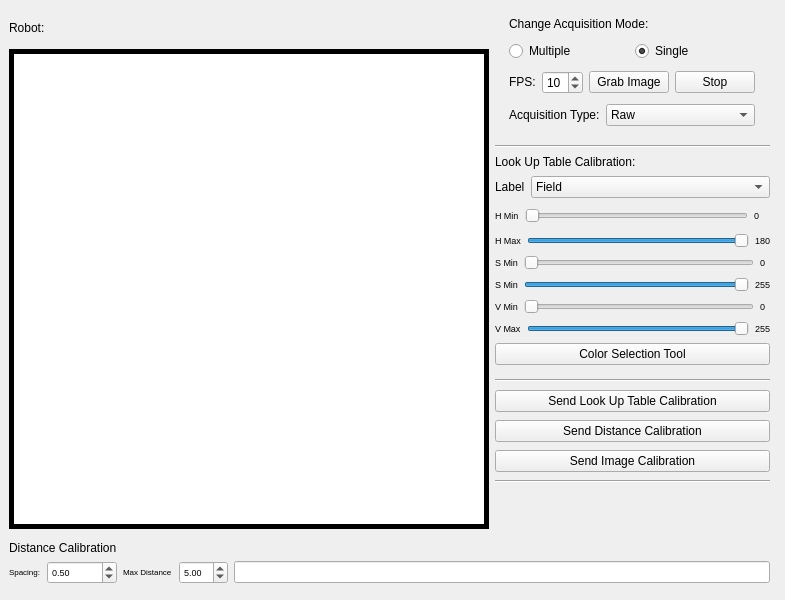
This is vision_calib/src/vision_calib.ui in minhoteam-msl/minho_team_tools as Qt 5 draws it before an edit. The edited form follows.
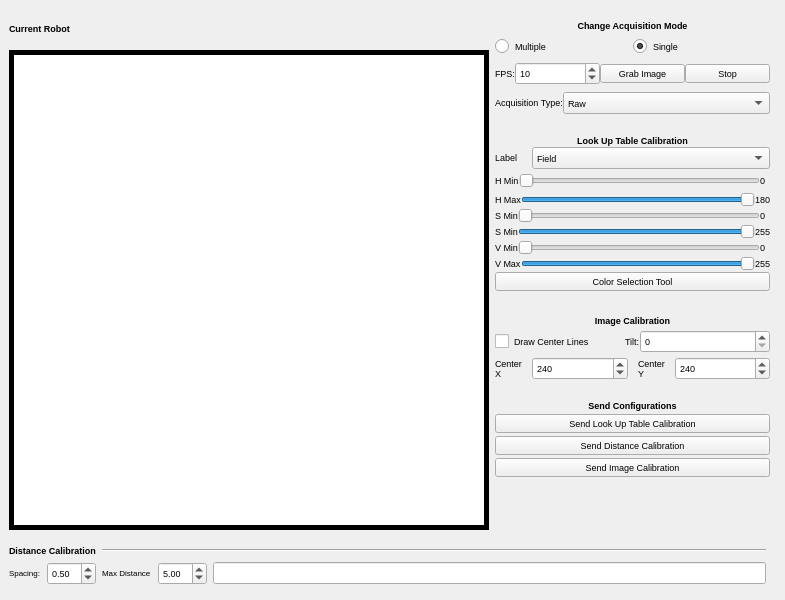
This is the edited form.

Commit message: GUI changes. Added support to imgConfig

Diff of the .ui file:
```diff
--- a/vision_calib/src/vision_calib.ui
+++ b/vision_calib/src/vision_calib.ui
@@ -26,8 +26,8 @@
    <string>MinhoTeam Vision Calibration</string>
   </property>
   <widget class="QWidget" name="centralwidget">
-   <layout class="QGridLayout" name="gridLayout_6">
-    <item row="0" column="0" rowspan="4">
+   <layout class="QGridLayout" name="gridLayout_7">
+    <item row="0" column="0" rowspan="5">
      <layout class="QGridLayout" name="gridLayout_5">
       <item row="1" column="0">
        <widget class="QGraphicsView" name="graphicsView">
@@ -70,7 +70,7 @@
            </font>
           </property>
           <property name="text">
-           <string>&lt;html&gt;&lt;head/&gt;&lt;body&gt;&lt;p&gt;&lt;span style=&quot; font-weight:400;&quot;&gt;Robot:&lt;/span&gt;&lt;/p&gt;&lt;/body&gt;&lt;/html&gt;</string>
+           <string>&lt;html&gt;&lt;head/&gt;&lt;body&gt;&lt;p&gt;&lt;span style=&quot; font-size:7pt; font-weight: 600;&quot;&gt;Current Robot&lt;/span&gt;&lt;/p&gt;&lt;/body&gt;&lt;/html&gt;</string>
           </property>
          </widget>
         </item>
@@ -90,7 +90,9 @@
           </property>
           <property name="font">
            <font>
-            <pointsize>9</pointsize>
+            <pointsize>7</pointsize>
+            <weight>50</weight>
+            <bold>false</bold>
            </font>
           </property>
           <property name="text">
@@ -107,19 +109,22 @@
     </item>
     <item row="0" column="1">
      <layout class="QGridLayout" name="gridLayout">
+      <property name="verticalSpacing">
+       <number>0</number>
+      </property>
       <item row="2" column="0">
        <layout class="QHBoxLayout" name="horizontalLayout_3">
         <item>
          <widget class="QLabel" name="label_7">
           <property name="sizePolicy">
-           <sizepolicy hsizetype="Maximum" vsizetype="Maximum">
+           <sizepolicy hsizetype="Maximum" vsizetype="Fixed">
             <horstretch>0</horstretch>
             <verstretch>0</verstretch>
            </sizepolicy>
           </property>
           <property name="font">
            <font>
-            <pointsize>9</pointsize>
+            <pointsize>7</pointsize>
             <weight>50</weight>
             <bold>false</bold>
            </font>
@@ -131,6 +136,13 @@
         </item>
         <item>
          <widget class="QSpinBox" name="spin_framerate">
+          <property name="font">
+           <font>
+            <pointsize>7</pointsize>
+            <weight>50</weight>
+            <bold>false</bold>
+           </font>
+          </property>
           <property name="minimum">
            <number>1</number>
           </property>
@@ -144,6 +156,13 @@
         </item>
         <item>
          <widget class="QPushButton" name="bt_grab">
+          <property name="font">
+           <font>
+            <pointsize>7</pointsize>
+            <weight>50</weight>
+            <bold>false</bold>
+           </font>
+          </property>
           <property name="text">
            <string>Grab Image</string>
           </property>
@@ -151,6 +170,13 @@
         </item>
         <item>
          <widget class="QPushButton" name="bt_stop">
+          <property name="font">
+           <font>
+            <pointsize>7</pointsize>
+            <weight>50</weight>
+            <bold>false</bold>
+           </font>
+          </property>
           <property name="text">
            <string>Stop</string>
           </property>
@@ -158,60 +184,19 @@
         </item>
        </layout>
       </item>
-      <item row="0" column="0">
-       <widget class="QLabel" name="label_3">
-        <property name="sizePolicy">
-         <sizepolicy hsizetype="Maximum" vsizetype="Maximum">
-          <horstretch>0</horstretch>
-          <verstretch>0</verstretch>
-         </sizepolicy>
-        </property>
-        <property name="font">
-         <font>
-          <pointsize>9</pointsize>
-          <weight>50</weight>
-          <bold>false</bold>
-         </font>
-        </property>
-        <property name="text">
-         <string>&lt;html&gt;&lt;head/&gt;&lt;body&gt;&lt;p&gt;Change Acquisition Mode:&lt;/p&gt;&lt;/body&gt;&lt;/html&gt;</string>
-        </property>
-       </widget>
-      </item>
-      <item row="1" column="0">
-       <layout class="QHBoxLayout" name="horizontalLayout_2">
-        <item>
-         <widget class="QRadioButton" name="radio_multiple">
-          <property name="text">
-           <string>Multiple</string>
-          </property>
-         </widget>
-        </item>
-        <item>
-         <widget class="QRadioButton" name="radio_single">
-          <property name="text">
-           <string>Single</string>
-          </property>
-          <property name="checked">
-           <bool>true</bool>
-          </property>
-         </widget>
-        </item>
-       </layout>
-      </item>
       <item row="3" column="0">
        <layout class="QHBoxLayout" name="horizontalLayout_4">
         <item>
          <widget class="QLabel" name="label_4">
           <property name="sizePolicy">
-           <sizepolicy hsizetype="Maximum" vsizetype="Maximum">
+           <sizepolicy hsizetype="Maximum" vsizetype="Fixed">
             <horstretch>0</horstretch>
             <verstretch>0</verstretch>
            </sizepolicy>
           </property>
           <property name="font">
            <font>
-            <pointsize>9</pointsize>
+            <pointsize>7</pointsize>
             <weight>50</weight>
             <bold>false</bold>
            </font>
@@ -223,6 +208,11 @@
         </item>
         <item>
          <widget class="QComboBox" name="combo_aqtype">
+          <property name="font">
+           <font>
+            <pointsize>7</pointsize>
+           </font>
+          </property>
           <item>
            <property name="text">
             <string>Raw</string>
@@ -247,14 +237,75 @@
         </item>
        </layout>
       </item>
+      <item row="0" column="0">
+       <widget class="QLabel" name="label_3">
+        <property name="sizePolicy">
+         <sizepolicy hsizetype="Preferred" vsizetype="Fixed">
+          <horstretch>0</horstretch>
+          <verstretch>0</verstretch>
+         </sizepolicy>
+        </property>
+        <property name="font">
+         <font>
+          <pointsize>9</pointsize>
+          <weight>50</weight>
+          <bold>false</bold>
+         </font>
+        </property>
+        <property name="text">
+         <string>&lt;html&gt;&lt;head/&gt;&lt;body&gt;&lt;p&gt;&lt;span style=&quot; font-size:7pt; font-weight:600;&quot;&gt;Change Acquisition Mode&lt;/span&gt;&lt;/p&gt;&lt;/body&gt;&lt;/html&gt;</string>
+        </property>
+        <property name="alignment">
+         <set>Qt::AlignCenter</set>
+        </property>
+       </widget>
+      </item>
+      <item row="1" column="0">
+       <layout class="QHBoxLayout" name="horizontalLayout_2">
+        <item>
+         <widget class="QRadioButton" name="radio_multiple">
+          <property name="font">
+           <font>
+            <pointsize>7</pointsize>
+            <weight>50</weight>
+            <bold>false</bold>
+           </font>
+          </property>
+          <property name="text">
+           <string>Multiple</string>
+          </property>
+         </widget>
+        </item>
+        <item>
+         <widget class="QRadioButton" name="radio_single">
+          <property name="font">
+           <font>
+            <pointsize>7</pointsize>
+            <weight>50</weight>
+            <bold>false</bold>
+           </font>
+          </property>
+          <property name="text">
+           <string>Single</string>
+          </property>
+          <property name="checked">
+           <bool>true</bool>
+          </property>
+         </widget>
+        </item>
+       </layout>
+      </item>
      </layout>
     </item>
     <item row="1" column="1">
      <layout class="QGridLayout" name="gridLayout_3">
-      <item row="1" column="0">
+      <property name="verticalSpacing">
+       <number>0</number>
+      </property>
+      <item row="0" column="0">
        <widget class="QLabel" name="label_5">
         <property name="sizePolicy">
-         <sizepolicy hsizetype="Maximum" vsizetype="Maximum">
+         <sizepolicy hsizetype="Preferred" vsizetype="Fixed">
           <horstretch>0</horstretch>
           <verstretch>0</verstretch>
          </sizepolicy>
@@ -267,11 +318,14 @@
          </font>
         </property>
         <property name="text">
-         <string>&lt;html&gt;&lt;head/&gt;&lt;body&gt;&lt;p&gt;Look Up Table Calibration:&lt;/p&gt;&lt;/body&gt;&lt;/html&gt;</string>
+         <string>&lt;html&gt;&lt;head/&gt;&lt;body&gt;&lt;p&gt;&lt;span style=&quot; font-size:7pt; font-weight:600;&quot;&gt;Look Up Table Calibration&lt;/span&gt;&lt;/p&gt;&lt;/body&gt;&lt;/html&gt;</string>
+        </property>
+        <property name="alignment">
+         <set>Qt::AlignCenter</set>
         </property>
        </widget>
       </item>
-      <item row="8" column="0">
+      <item row="7" column="0">
        <layout class="QHBoxLayout" name="horizontalLayout_14">
         <item>
          <widget class="QLabel" name="label_17">
@@ -334,19 +388,22 @@
         </item>
        </layout>
       </item>
-      <item row="2" column="0">
+      <item row="1" column="0">
        <layout class="QHBoxLayout" name="horizontalLayout_5">
+        <property name="spacing">
+         <number>15</number>
+        </property>
         <item>
          <widget class="QLabel" name="label_10">
           <property name="sizePolicy">
-           <sizepolicy hsizetype="Maximum" vsizetype="Maximum">
+           <sizepolicy hsizetype="Maximum" vsizetype="Fixed">
             <horstretch>0</horstretch>
             <verstretch>0</verstretch>
            </sizepolicy>
           </property>
           <property name="font">
            <font>
-            <pointsize>9</pointsize>
+            <pointsize>7</pointsize>
             <weight>50</weight>
             <bold>false</bold>
            </font>
@@ -358,6 +415,19 @@
         </item>
         <item>
          <widget class="QComboBox" name="combo_label">
+          <property name="font">
+           <font>
+            <pointsize>7</pointsize>
+            <weight>50</weight>
+            <bold>false</bold>
+           </font>
+          </property>
+          <property name="maxVisibleItems">
+           <number>10</number>
+          </property>
+          <property name="sizeAdjustPolicy">
+           <enum>QComboBox::AdjustToContentsOnFirstShow</enum>
+          </property>
           <item>
            <property name="text">
             <string>Field</string>
@@ -382,7 +452,7 @@
         </item>
        </layout>
       </item>
-      <item row="5" column="0">
+      <item row="4" column="0">
        <layout class="QHBoxLayout" name="horizontalLayout_12">
         <item>
          <widget class="QLabel" name="label_15">
@@ -442,7 +512,7 @@
         </item>
        </layout>
       </item>
-      <item row="3" column="0">
+      <item row="2" column="0">
        <layout class="QHBoxLayout" name="horizontalLayout_8">
         <item>
          <widget class="QLabel" name="label_11">
@@ -522,7 +592,7 @@
         </item>
        </layout>
       </item>
-      <item row="7" column="0">
+      <item row="6" column="0">
        <layout class="QHBoxLayout" name="horizontalLayout_11">
         <item>
          <widget class="QLabel" name="label_14">
@@ -582,7 +652,7 @@
         </item>
        </layout>
       </item>
-      <item row="6" column="0">
+      <item row="5" column="0">
        <layout class="QHBoxLayout" name="horizontalLayout_10">
         <item>
          <widget class="QLabel" name="label_13">
@@ -645,7 +715,7 @@
         </item>
        </layout>
       </item>
-      <item row="4" column="0">
+      <item row="3" column="0">
        <layout class="QHBoxLayout" name="horizontalLayout_9">
         <item>
          <widget class="QLabel" name="label_12">
@@ -708,80 +778,296 @@
         </item>
        </layout>
       </item>
-      <item row="9" column="0">
+      <item row="8" column="0">
        <widget class="QPushButton" name="bt_colorsel">
+        <property name="font">
+         <font>
+          <pointsize>7</pointsize>
+          <weight>50</weight>
+          <bold>false</bold>
+         </font>
+        </property>
         <property name="text">
          <string>Color Selection Tool</string>
         </property>
        </widget>
       </item>
-      <item row="0" column="0">
-       <widget class="Line" name="line">
-        <property name="orientation">
-         <enum>Qt::Horizontal</enum>
-        </property>
-       </widget>
-      </item>
      </layout>
     </item>
     <item row="2" column="1">
+     <layout class="QGridLayout" name="gridLayout_6">
+      <property name="sizeConstraint">
+       <enum>QLayout::SetFixedSize</enum>
+      </property>
+      <property name="verticalSpacing">
+       <number>0</number>
+      </property>
+      <item row="0" column="0">
+       <widget class="QLabel" name="label_21">
+        <property name="sizePolicy">
+         <sizepolicy hsizetype="Preferred" vsizetype="Fixed">
+          <horstretch>0</horstretch>
+          <verstretch>0</verstretch>
+         </sizepolicy>
+        </property>
+        <property name="font">
+         <font>
+          <pointsize>9</pointsize>
+          <weight>50</weight>
+          <bold>false</bold>
+         </font>
+        </property>
+        <property name="text">
+         <string>&lt;html&gt;&lt;head/&gt;&lt;body&gt;&lt;p&gt;&lt;span style=&quot; font-size:7pt; font-weight:600;&quot;&gt;Image Calibration&lt;/span&gt;&lt;/p&gt;&lt;/body&gt;&lt;/html&gt;</string>
+        </property>
+        <property name="alignment">
+         <set>Qt::AlignCenter</set>
+        </property>
+       </widget>
+      </item>
+      <item row="2" column="0">
+       <layout class="QHBoxLayout" name="horizontalLayout_13">
+        <property name="spacing">
+         <number>10</number>
+        </property>
+        <item>
+         <widget class="QLabel" name="label_20">
+          <property name="sizePolicy">
+           <sizepolicy hsizetype="Maximum" vsizetype="Maximum">
+            <horstretch>0</horstretch>
+            <verstretch>0</verstretch>
+           </sizepolicy>
+          </property>
+          <property name="font">
+           <font>
+            <pointsize>7</pointsize>
+            <weight>50</weight>
+            <bold>false</bold>
+           </font>
+          </property>
+          <property name="text">
+           <string>&lt;html&gt;&lt;head/&gt;&lt;body&gt;&lt;p&gt;Center&lt;br&gt;X&lt;/p&gt;&lt;/body&gt;&lt;/html&gt;</string>
+          </property>
+         </widget>
+        </item>
+        <item>
+         <widget class="QSpinBox" name="spin_cx">
+          <property name="font">
+           <font>
+            <pointsize>7</pointsize>
+            <weight>50</weight>
+            <bold>false</bold>
+           </font>
+          </property>
+          <property name="minimum">
+           <number>0</number>
+          </property>
+          <property name="maximum">
+           <number>480</number>
+          </property>
+          <property name="value">
+           <number>240</number>
+          </property>
+         </widget>
+        </item>
+        <item>
+         <widget class="QLabel" name="label_22">
+          <property name="sizePolicy">
+           <sizepolicy hsizetype="Maximum" vsizetype="Maximum">
+            <horstretch>0</horstretch>
+            <verstretch>0</verstretch>
+           </sizepolicy>
+          </property>
+          <property name="font">
+           <font>
+            <pointsize>7</pointsize>
+            <weight>50</weight>
+            <bold>false</bold>
+           </font>
+          </property>
+          <property name="text">
+           <string>&lt;html&gt;&lt;head/&gt;&lt;body&gt;&lt;p&gt;Center&lt;br&gt;Y&lt;/p&gt;&lt;/body&gt;&lt;/html&gt;</string>
+          </property>
+         </widget>
+        </item>
+        <item>
+         <widget class="QSpinBox" name="spin_cy">
+          <property name="font">
+           <font>
+            <pointsize>7</pointsize>
+            <weight>50</weight>
+            <bold>false</bold>
+           </font>
+          </property>
+          <property name="minimum">
+           <number>0</number>
+          </property>
+          <property name="maximum">
+           <number>480</number>
+          </property>
+          <property name="value">
+           <number>240</number>
+          </property>
+         </widget>
+        </item>
+       </layout>
+      </item>
+      <item row="1" column="0">
+       <layout class="QHBoxLayout" name="horizontalLayout_17">
+        <property name="sizeConstraint">
+         <enum>QLayout::SetFixedSize</enum>
+        </property>
+        <item>
+         <widget class="QCheckBox" name="check_draw">
+          <property name="sizePolicy">
+           <sizepolicy hsizetype="Preferred" vsizetype="Fixed">
+            <horstretch>0</horstretch>
+            <verstretch>0</verstretch>
+           </sizepolicy>
+          </property>
+          <property name="font">
+           <font>
+            <pointsize>7</pointsize>
+            <weight>50</weight>
+            <bold>false</bold>
+           </font>
+          </property>
+          <property name="text">
+           <string>Draw Center Lines</string>
+          </property>
+         </widget>
+        </item>
+        <item>
+         <widget class="QLabel" name="label_16">
+          <property name="sizePolicy">
+           <sizepolicy hsizetype="Maximum" vsizetype="Fixed">
+            <horstretch>0</horstretch>
+            <verstretch>0</verstretch>
+           </sizepolicy>
+          </property>
+          <property name="font">
+           <font>
+            <pointsize>7</pointsize>
+            <weight>50</weight>
+            <bold>false</bold>
+           </font>
+          </property>
+          <property name="text">
+           <string>&lt;html&gt;&lt;head/&gt;&lt;body&gt;&lt;p&gt;Tilt:&lt;/p&gt;&lt;/body&gt;&lt;/html&gt;</string>
+          </property>
+         </widget>
+        </item>
+        <item>
+         <widget class="QSpinBox" name="spin_tilt">
+          <property name="font">
+           <font>
+            <pointsize>7</pointsize>
+            <weight>50</weight>
+            <bold>false</bold>
+           </font>
+          </property>
+          <property name="minimum">
+           <number>0</number>
+          </property>
+          <property name="maximum">
+           <number>360</number>
+          </property>
+          <property name="value">
+           <number>0</number>
+          </property>
+         </widget>
+        </item>
+       </layout>
+      </item>
+     </layout>
+    </item>
+    <item row="3" column="1">
      <layout class="QGridLayout" name="gridLayout_4">
+      <property name="sizeConstraint">
+       <enum>QLayout::SetFixedSize</enum>
+      </property>
+      <property name="verticalSpacing">
+       <number>0</number>
+      </property>
       <item row="1" column="0">
        <widget class="QPushButton" name="bt_setlut">
         <property name="sizePolicy">
-         <sizepolicy hsizetype="Minimum" vsizetype="Fixed">
+         <sizepolicy hsizetype="Preferred" vsizetype="Fixed">
           <horstretch>0</horstretch>
           <verstretch>0</verstretch>
          </sizepolicy>
         </property>
+        <property name="font">
+         <font>
+          <pointsize>7</pointsize>
+          <weight>50</weight>
+          <bold>false</bold>
+         </font>
+        </property>
         <property name="text">
          <string>Send Look Up Table Calibration</string>
         </property>
        </widget>
       </item>
-      <item row="0" column="0">
-       <widget class="Line" name="line_3">
-        <property name="orientation">
-         <enum>Qt::Horizontal</enum>
-        </property>
-       </widget>
-      </item>
       <item row="2" column="0">
        <widget class="QPushButton" name="bt_setdist">
         <property name="sizePolicy">
-         <sizepolicy hsizetype="Minimum" vsizetype="Fixed">
+         <sizepolicy hsizetype="Preferred" vsizetype="Fixed">
           <horstretch>0</horstretch>
           <verstretch>0</verstretch>
          </sizepolicy>
         </property>
+        <property name="font">
+         <font>
+          <pointsize>7</pointsize>
+          <weight>50</weight>
+          <bold>false</bold>
+         </font>
+        </property>
         <property name="text">
          <string>Send Distance Calibration</string>
         </property>
        </widget>
       </item>
-      <item row="4" column="0">
-       <widget class="Line" name="line_4">
-        <property name="orientation">
-         <enum>Qt::Horizontal</enum>
-        </property>
-       </widget>
-      </item>
       <item row="3" column="0">
        <widget class="QPushButton" name="bt_setimg">
         <property name="sizePolicy">
-         <sizepolicy hsizetype="Minimum" vsizetype="Fixed">
+         <sizepolicy hsizetype="Preferred" vsizetype="Fixed">
           <horstretch>0</horstretch>
           <verstretch>0</verstretch>
          </sizepolicy>
         </property>
+        <property name="font">
+         <font>
+          <pointsize>7</pointsize>
+          <weight>50</weight>
+          <bold>false</bold>
+         </font>
+        </property>
         <property name="text">
          <string>Send Image Calibration</string>
         </property>
        </widget>
       </item>
+      <item row="0" column="0">
+       <widget class="QLabel" name="label_2">
+        <property name="sizePolicy">
+         <sizepolicy hsizetype="Preferred" vsizetype="Maximum">
+          <horstretch>0</horstretch>
+          <verstretch>0</verstretch>
+         </sizepolicy>
+        </property>
+        <property name="text">
+         <string>&lt;html&gt;&lt;head/&gt;&lt;body&gt;&lt;p&gt;&lt;span style=&quot; font-size:7pt; font-weight: 600;&quot;&gt;Send Configurations&lt;/span&gt;&lt;/p&gt;&lt;/body&gt;&lt;/html&gt;</string>
+        </property>
+        <property name="alignment">
+         <set>Qt::AlignCenter</set>
+        </property>
+       </widget>
+      </item>
      </layout>
     </item>
-    <item row="3" column="2">
+    <item row="4" column="2">
      <widget class="QLabel" name="label_19">
       <property name="sizePolicy">
        <sizepolicy hsizetype="Maximum" vsizetype="Maximum">
@@ -801,7 +1087,7 @@
       </property>
      </widget>
     </item>
-    <item row="4" column="0" colspan="2">
+    <item row="5" column="0" colspan="3">
      <layout class="QGridLayout" name="gridLayout_2">
       <item row="1" column="0">
        <layout class="QHBoxLayout" name="horizontalLayout_6">
@@ -869,13 +1155,13 @@
         </property>
         <property name="font">
          <font>
-          <pointsize>9</pointsize>
+          <pointsize>7</pointsize>
           <weight>50</weight>
           <bold>false</bold>
          </font>
         </property>
         <property name="text">
-         <string>&lt;html&gt;&lt;head/&gt;&lt;body&gt;&lt;p&gt;Distance Calibration&lt;/p&gt;&lt;/body&gt;&lt;/html&gt;</string>
+         <string>&lt;html&gt;&lt;head/&gt;&lt;body&gt;&lt;p&gt;&lt;span style=&quot; font-size:7pt; font-weight:600;&quot;&gt;Distance Calibration&lt;/span&gt;&lt;/p&gt;&lt;/body&gt;&lt;/html&gt;</string>
         </property>
        </widget>
       </item>
@@ -925,13 +1211,42 @@
          </widget>
         </item>
         <item>
-         <widget class="QLineEdit" name="line_pixdist"/>
+         <widget class="QLineEdit" name="line_pixdist">
+          <property name="clearButtonEnabled">
+           <bool>false</bool>
+          </property>
+         </widget>
         </item>
        </layout>
       </item>
+      <item row="0" column="1">
+       <widget class="Line" name="line_3">
+        <property name="orientation">
+         <enum>Qt::Horizontal</enum>
+        </property>
+       </widget>
+      </item>
+      <item row="1" column="2">
+       <spacer name="horizontalSpacer">
+        <property name="orientation">
+         <enum>Qt::Horizontal</enum>
+        </property>
+        <property name="sizeType">
+         <enum>QSizePolicy::Preferred</enum>
+        </property>
+        <property name="sizeHint" stdset="0">
+         <size>
+          <width>10</width>
+          <height>20</height>
+         </size>
+        </property>
+       </spacer>
+      </item>
      </layout>
     </item>
    </layout>
+   <zorder>label_19</zorder>
+   <zorder>label_2</zorder>
   </widget>
  </widget>
  <resources/>
```
The commit also changes 5 other files.
